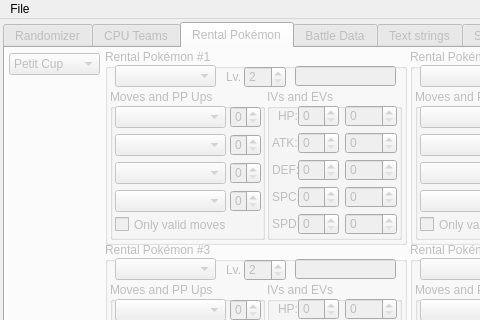
Old version of the form forms/mainwindow.ui in the repository Guernouille/Stadium_Editor; both pictures show x 0 to 480 and y 0 to 320 of the 720 by 636 pixel window.
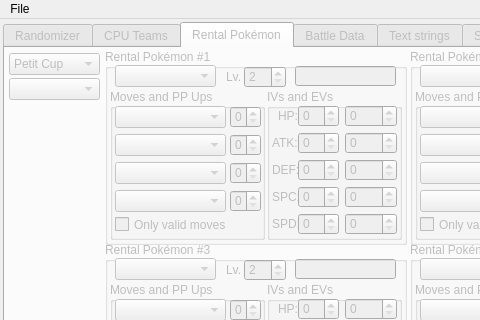
New version of the form. The open tabs and pages were chosen to show the change.

Diff of the .ui file:
```diff
--- a/forms/mainwindow.ui
+++ b/forms/mainwindow.ui
@@ -6860,6 +6860,19 @@
        </widget>
       </widget>
      </widget>
+     <widget class="QComboBox" name="comboBox_Rental_Page">
+      <property name="geometry">
+       <rect>
+        <x>4</x>
+        <y>30</y>
+        <width>91</width>
+        <height>22</height>
+       </rect>
+      </property>
+      <property name="currentIndex">
+       <number>-1</number>
+      </property>
+     </widget>
     </widget>
     <widget class="QWidget" name="tab_Pokemon_Data">
      <attribute name="title">
```
Left out of the diff: 15 changed lines with no effect on the pictures.
